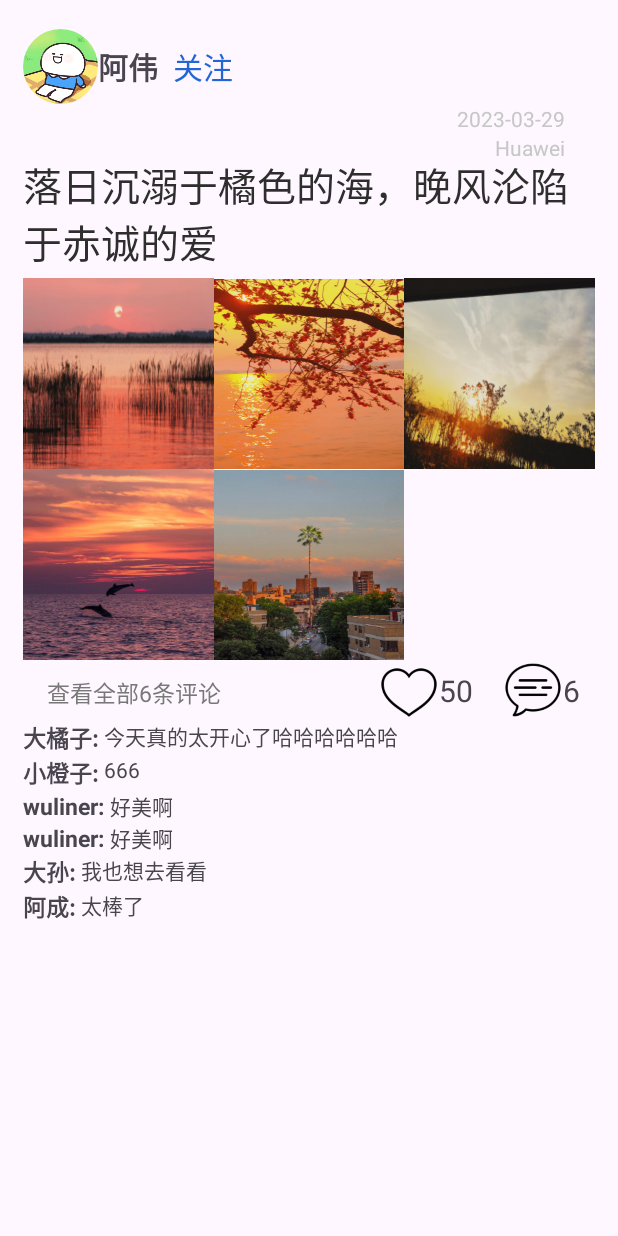
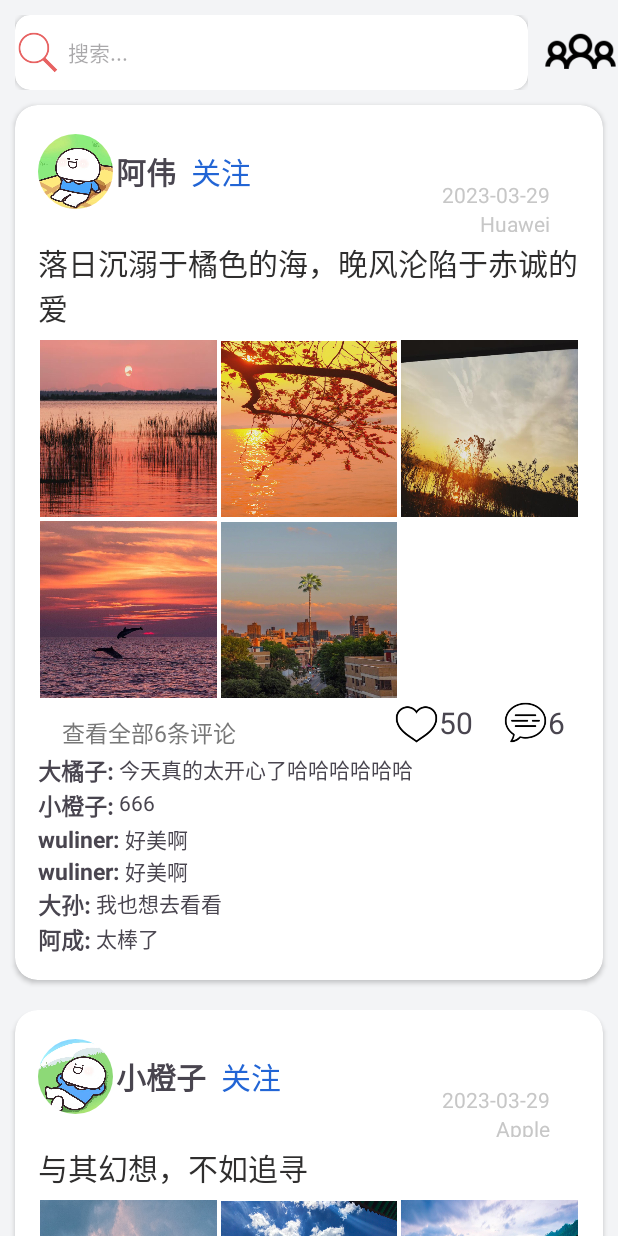
Before and after one commit to bitByte404/TraverlDiary, an Android app: the screen it shows after launch (MainActivity), on a phone screen of 412 x 824 dp. Run offline under Robolectric (Android 15) with nearby library versions, the phone set to English and light mode, and no system bars.

Commit message:
添加搜索栏，具体功能待实现

```diff
--- a/app/src/main/java/com/application/traverldiary/adapter/DynamicCommentsAdapter.kt
+++ b/app/src/main/java/com/application/traverldiary/adapter/DynamicCommentsAdapter.kt
@@ -1,5 +1,6 @@
 package com.application.traverldiary.adapter
 
+import android.util.Log
 import android.view.LayoutInflater
 import android.view.ViewGroup
 import androidx.recyclerview.widget.RecyclerView
@@ -32,12 +33,12 @@ class DynamicCommentsAdapter : RecyclerView.Adapter<DynamicCommentsAdapter.MyVie
 
     override fun onBindViewHolder(holder: MyViewHolder, position: Int) {
         holder.bind(mComments[position])
+        Log.v("comment", position.toString())
     }
 
     //设置数据
     fun setData(comments: List<Comment>) {
         mComments = comments
-        notifyDataSetChanged()
     }
 
 }
--- /dev/null
+++ b/app/src/main/java/com/application/traverldiary/customView/SearchView.kt
@@ -0,0 +1,16 @@
+package com.application.traverldiary.customView
+
+import android.content.Context
+import android.util.AttributeSet
+import android.view.LayoutInflater
+import android.widget.FrameLayout
+import androidx.fragment.app.Fragment
+import com.application.traverldiary.databinding.LayoutSearchViewBinding
+
+class SearchView(context: Context, attrs: AttributeSet?) : FrameLayout(context, attrs) {
+    private var binding: LayoutSearchViewBinding
+    init {
+        binding = LayoutSearchViewBinding.inflate(LayoutInflater.from(context))
+        addView(binding.root)
+    }
+}
--- a/app/src/main/java/com/application/traverldiary/fragments/CommunityFragment.kt
+++ b/app/src/main/java/com/application/traverldiary/fragments/CommunityFragment.kt
@@ -46,16 +46,21 @@ class CommunityFragment : Fragment() {
     //TODO 供测试使用
     fun initTestData() {
         val testDynamics = arrayListOf<Dynamic>()
-        val option = BitmapFactory.Options()
-        option.inSampleSize = 4
-        val bitmap1 = BitmapFactory.decodeResource(requireContext().resources, R.drawable.demo_pic1, option)
-        val bitmap2 = BitmapFactory.decodeResource(requireContext().resources, R.drawable.demo_pic2, option)
-        val bitmap3 = BitmapFactory.decodeResource(requireContext().resources, R.drawable.demo_pic3, option)
-        val bitmap4 = BitmapFactory.decodeResource(requireContext().resources, R.drawable.demo_pic4, option)
-        val bitmap5 = BitmapFactory.decodeResource(requireContext().resources, R.drawable.demo_pic5, option)
+        val bitmap1 = BitmapFactory.decodeResource(requireContext().resources, R.drawable.demo_pic1)
+        val bitmap2 = BitmapFactory.decodeResource(requireContext().resources, R.drawable.demo_pic2)
+        val bitmap3 = BitmapFactory.decodeResource(requireContext().resources, R.drawable.demo_pic3)
+        val bitmap4 = BitmapFactory.decodeResource(requireContext().resources, R.drawable.demo_pic4)
+        val bitmap5 = BitmapFactory.decodeResource(requireContext().resources, R.drawable.demo_pic5)
+        val bitmap6 = BitmapFactory.decodeResource(requireContext().resources, R.drawable.demo_pic6)
+        val bitmap7 = BitmapFactory.decodeResource(requireContext().resources, R.drawable.demo_pic7)
+        val bitmap8 = BitmapFactory.decodeResource(requireContext().resources, R.drawable.demo_pic8)
+        val bitmap9 = BitmapFactory.decodeResource(requireContext().resources, R.drawable.demo_pic9)
+        val bitmap10 = BitmapFactory.decodeResource(requireContext().resources, R.drawable.demo_pic10)
 
 
-        val avatar = BitmapFactory.decodeResource(requireContext().resources, R.drawable.avater, option)
+        val avatar = BitmapFactory.decodeResource(requireContext().resources, R.drawable.avater)
+        val avatar2 = BitmapFactory.decodeResource(requireContext().resources, R.drawable.avatar2)
+
         val testData = Date(System.currentTimeMillis())
 
         val picture1 = Picture(bitmap1, testData, "")
@@ -63,21 +68,31 @@ class CommunityFragment : Fragment() {
         val picture3 = Picture(bitmap3, testData, "")
         val picture4 = Picture(bitmap4, testData, "")
         val picture5 = Picture(bitmap5, testData, "")
+        val picture6 = Picture(bitmap6, testData, "")
+        val picture7 = Picture(bitmap7, testData, "")
+        val picture8 = Picture(bitmap8, testData, "")
+        val picture9 = Picture(bitmap9, testData, "")
+        val picture10 = Picture(bitmap10, testData, "")
+
         val pictures = arrayListOf(picture1, picture2, picture3, picture4, picture5)
+        val pictures2 = arrayListOf(picture6, picture7, picture8, picture9, picture10)
 
         val user = User(0, "阿伟", "123", "110", 0, avatar, "")
-        val user1 = User(0, "大橘子", "123", "110", 0, avatar, "")
-        val user2 = User(0, "小橙子", "123", "110", 0, avatar, "")
+        val user1 = User(0, "大橘子", "123", "110", 0, avatar2, "")
+        val user2 = User(0, "小橙子", "123", "110", 0, avatar2, "")
         val user3 = User(0, "wuliner", "123", "110", 0, avatar, "")
         val user4 = User(0, "大孙", "123", "110", 0, avatar, "")
         val user5 = User(0, "阿成", "123", "110", 0, avatar, "")
+
 
         val comment1 = Comment("1", "1", user1, "今天真的太开心了哈哈哈哈哈哈", 10, testData, "")
         val comment2 = Comment("2", "2", user2, "666", 10, testData, "")
         val comment3 = Comment("3", "3", user3, "好美啊", 10, testData, "")
         val comment4 = Comment("4", "4", user4, "我也想去看看", 10, testData, "")
         val comment5 = Comment("5", "5", user5, "太棒了", 10, testData, "")
+
         val comments = arrayListOf(comment1, comment2, comment3, comment3, comment4, comment5)
+
 
         testDynamics.add(Dynamic(
             "0",
@@ -91,6 +106,18 @@ class CommunityFragment : Fragment() {
             comments
         ))
 
+        testDynamics.add(Dynamic(
+            "1",
+            "与其幻想，不如追寻",
+            "这个一个测试",
+            pictures2,
+            34,
+            user2,
+            testData,
+            "Apple",
+            comments
+        ))
+
         dynamics = testDynamics
     }
 
--- a/app/src/main/res/layout/fragment_community.xml
+++ b/app/src/main/res/layout/fragment_community.xml
@@ -5,7 +5,19 @@
     android:id="@+id/frameLayout"
     android:layout_width="match_parent"
     android:layout_height="match_parent"
+    android:background="#f3f4f6"
     tools:context=".fragments.CommunityFragment">
+
+    <com.application.traverldiary.customView.SearchView
+        android:id="@+id/search_view"
+        android:layout_width="0dp"
+        android:layout_height="50dp"
+        android:layout_margin="10dp"
+        app:layout_constraintEnd_toStartOf="@+id/imageView2"
+        app:layout_constraintHorizontal_bias="0.5"
+        app:layout_constraintStart_toStartOf="parent"
+        app:layout_constraintTop_toTopOf="parent" />
+
 
     <androidx.recyclerview.widget.RecyclerView
         android:id="@+id/recyclerView"
@@ -14,6 +26,17 @@
         app:layout_constraintBottom_toBottomOf="parent"
         app:layout_constraintEnd_toEndOf="parent"
         app:layout_constraintStart_toStartOf="parent"
-        app:layout_constraintTop_toTopOf="parent" />
+        app:layout_constraintTop_toBottomOf="@+id/search_view" />
+
+    <ImageView
+        android:id="@+id/imageView2"
+        android:layout_width="50dp"
+        android:layout_height="50dp"
+        android:src="@drawable/icon_group"
+        app:layout_constraintBottom_toTopOf="@+id/recyclerView"
+        app:layout_constraintEnd_toEndOf="parent"
+        app:layout_constraintHorizontal_bias="0.5"
+        app:layout_constraintStart_toEndOf="@+id/search_view"
+        app:layout_constraintTop_toTopOf="@+id/search_view" />
 
 </androidx.constraintlayout.widget.ConstraintLayout>
--- a/app/src/main/res/layout/layout_dynamic.xml
+++ b/app/src/main/res/layout/layout_dynamic.xml
@@ -1,19 +1,23 @@
 <?xml version="1.0" encoding="utf-8"?>
-<androidx.constraintlayout.widget.ConstraintLayout
+<androidx.cardview.widget.CardView
     xmlns:android="http://schemas.android.com/apk/res/android"
     xmlns:app="http://schemas.android.com/apk/res-auto"
     xmlns:tools="http://schemas.android.com/tools"
+    android:layout_width="match_parent"
+    android:layout_margin="10dp"
+    android:layout_height="wrap_content"
+    app:cardCornerRadius="15dp">
+
+    <androidx.constraintlayout.widget.ConstraintLayout
         android:layout_height="wrap_content"
         android:layout_margin="15dp"
         android:layout_width="match_parent">
-
 
         <ImageView
             android:id="@+id/avatar"
             android:layout_width="50dp"
             android:layout_height="50dp"
             android:layout_marginTop="4dp"
-        android:background="@drawable/shape_circle_avatar"
             app:layout_constraintStart_toStartOf="parent"
             app:layout_constraintTop_toTopOf="parent"
             tools:srcCompat="@tools:sample/avatars" />
@@ -22,10 +26,11 @@
             android:id="@+id/user_name"
             android:layout_width="wrap_content"
             android:layout_height="wrap_content"
+            android:layout_marginStart="2dp"
             android:layout_marginTop="10dp"
             android:text="用户名"
+            android:textSize="20sp"
             android:textStyle="bold"
-        android:textSize="20sp"
             app:layout_constraintStart_toEndOf="@+id/avatar"
             app:layout_constraintTop_toTopOf="@+id/avatar" />
 
@@ -47,28 +52,30 @@
             android:layout_marginEnd="20dp"
             android:text="2023-03-29"
             android:textColor="#c7c7c7"
+            app:layout_constraintBottom_toBottomOf="@+id/follow"
             app:layout_constraintEnd_toEndOf="parent"
-        app:layout_constraintTop_toBottomOf="@+id/avatar" />
+            app:layout_constraintTop_toBottomOf="@+id/follow" />
+
+        <TextView
+            android:id="@+id/phone"
+            android:layout_width="60dp"
+            android:layout_height="15dp"
+            android:gravity="right"
+            android:text="HUAWEI"
+            android:textColor="#c7c7c7"
+            app:layout_constraintEnd_toEndOf="@+id/publish_time"
+            app:layout_constraintTop_toBottomOf="@+id/publish_time" />
 
         <TextView
             android:id="@+id/title"
             android:layout_width="wrap_content"
             android:layout_height="wrap_content"
+            android:layout_marginTop="5dp"
             android:text="标题！"
             android:textColor="#2f2e2e"
-        android:textSize="26sp"
+            android:textSize="20sp"
             app:layout_constraintStart_toStartOf="parent"
             app:layout_constraintTop_toBottomOf="@+id/phone" />
-
-    <TextView
-        android:id="@+id/phone"
-        android:layout_width="60dp"
-        android:layout_height="15dp"
-        android:text="HUAWEI"
-        android:gravity="right"
-        android:textColor="#c7c7c7"
-        app:layout_constraintEnd_toEndOf="@+id/publish_time"
-        app:layout_constraintTop_toBottomOf="@+id/publish_time" />
 
         <androidx.recyclerview.widget.RecyclerView
             android:id="@+id/recyclerview_pictures"
@@ -93,8 +100,8 @@
 
         <ImageView
             android:id="@+id/chat_icon"
-        android:layout_width="40dp"
-        android:layout_height="40dp"
+            android:layout_width="30dp"
+            android:layout_height="30dp"
             app:layout_constraintEnd_toStartOf="@+id/chat_count"
             app:layout_constraintTop_toBottomOf="@+id/recyclerview_pictures"
             app:srcCompat="@drawable/icon_chat" />
@@ -112,8 +119,8 @@
 
         <ImageView
             android:id="@+id/love_icon"
-        android:layout_width="40dp"
-        android:layout_height="40dp"
+            android:layout_width="30dp"
+            android:layout_height="30dp"
             app:layout_constraintEnd_toStartOf="@+id/love_count"
             app:layout_constraintTop_toTopOf="@+id/chat_icon"
             app:srcCompat="@drawable/icon_heart" />
@@ -135,7 +142,10 @@
             android:layout_height="wrap_content"
             app:layout_constraintEnd_toEndOf="parent"
             app:layout_constraintStart_toStartOf="parent"
-        app:layout_constraintTop_toBottomOf="@+id/love_icon" />
+            android:layout_marginTop="2dp"
+            app:layout_constraintTop_toBottomOf="@+id/all_comment" />
 
 
     </androidx.constraintlayout.widget.ConstraintLayout>
+
+</androidx.cardview.widget.CardView>
--- a/app/src/main/res/layout/layout_piicture_dynamic.xml
+++ b/app/src/main/res/layout/layout_piicture_dynamic.xml
@@ -3,6 +3,7 @@
 <androidx.constraintlayout.widget.ConstraintLayout xmlns:android="http://schemas.android.com/apk/res/android"
     xmlns:app="http://schemas.android.com/apk/res-auto"
     android:layout_width="match_parent"
+    android:layout_margin="1dp"
     android:layout_height="wrap_content">
 
     <ImageView
--- /dev/null
+++ b/app/src/main/res/layout/layout_search_view.xml
@@ -0,0 +1,46 @@
+<?xml version="1.0" encoding="utf-8"?>
+<androidx.cardview.widget.CardView xmlns:android="http://schemas.android.com/apk/res/android"
+    xmlns:app="http://schemas.android.com/apk/res-auto"
+    xmlns:tools="http://schemas.android.com/tools"
+    android:layout_width="match_parent"
+    android:layout_height="match_parent"
+    app:cardCornerRadius="10dp">
+
+    <androidx.constraintlayout.widget.ConstraintLayout
+        android:layout_width="match_parent"
+        android:layout_height="match_parent">
+
+        <androidx.constraintlayout.widget.ConstraintLayout
+            android:layout_width="match_parent"
+            android:layout_height="match_parent"
+            app:layout_constraintBottom_toBottomOf="parent"
+            app:layout_constraintStart_toStartOf="parent"
+            app:layout_constraintTop_toTopOf="parent">
+
+
+            <ImageView
+                android:id="@+id/imageView3"
+                android:layout_width="30dp"
+                android:layout_height="30dp"
+                app:layout_constraintBottom_toBottomOf="parent"
+                app:layout_constraintStart_toStartOf="parent"
+                app:layout_constraintTop_toTopOf="parent"
+                app:srcCompat="@drawable/icon_search" />
+
+            <TextView
+                android:id="@+id/textView2"
+                android:layout_width="40dp"
+                android:layout_height="match_parent"
+                android:layout_marginStart="5dp"
+                android:background="#ffffff"
+                android:gravity="left|center"
+                android:hint="搜索..."
+                android:text=""
+                app:layout_constraintBottom_toBottomOf="parent"
+                app:layout_constraintStart_toEndOf="@+id/imageView3"
+                app:layout_constraintTop_toTopOf="parent" />
+        </androidx.constraintlayout.widget.ConstraintLayout>
+
+    </androidx.constraintlayout.widget.ConstraintLayout>
+
+</androidx.cardview.widget.CardView>
```
Also changed, not shown: app/src/main/res/drawable/avatar2.jpg (added), app/src/main/res/drawable/demo_pic10.jpg (added), app/src/main/res/drawable/demo_pic6.jpg (added), app/src/main/res/drawable/demo_pic7.jpg (added), app/src/main/res/drawable/demo_pic8.jpg (added), app/src/main/res/drawable/icon_group.png (added), app/src/main/res/drawable/icon_search.png (added), app/src/main/res/drawable/shape_circle.xml (renamed from app/src/main/res/drawable/shape_circle_avatar.xml), 1 other file. Lines whose indentation alone changed are shown as unchanged.
